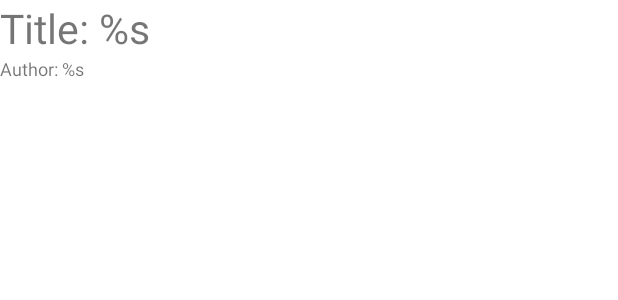
After one commit to AscentionOne/CapstoneNewsApp, an Android app: the layout article_view.xml on its own in the app's theme, with its tools: preview values and no code run, on a phone screen of 412 x 824 dp. The commit adds this screen. Shown: the top 300 px of the screen. Run offline under Robolectric (Android 15) with nearby library versions, the phone set to English and light mode, and no system bars.

Commit message:
Create article_view.xml and wrap the root view with ScrollView
1. Create a article_view.xml file and add two TextView (title and author)
2. Change the root view to LinearLayout and wrap with ScrollView
3. Upate custom function updateArticleView() to use forEach on dummyNews and update title and author with ArticleViewBinding.inflate
4. Set textSize in the ArticleView to let it scrollable

```diff
--- /dev/null
+++ b/app/src/main/res/layout/article_view.xml
@@ -0,0 +1,35 @@
+<?xml version="1.0" encoding="utf-8"?>
+<androidx.constraintlayout.widget.ConstraintLayout xmlns:android="http://schemas.android.com/apk/res/android"
+    xmlns:app="http://schemas.android.com/apk/res-auto"
+    xmlns:tools="http://schemas.android.com/tools"
+    android:layout_width="match_parent"
+    android:layout_height="match_parent">
+
+    <TextView
+        android:id="@+id/titleTextView"
+        android:layout_width="0dp"
+        android:layout_height="wrap_content"
+        android:text="@string/news_title"
+        android:textSize="27sp"
+        app:layout_constraintEnd_toEndOf="parent"
+        app:layout_constraintStart_toStartOf="parent"
+        app:layout_constraintTop_toTopOf="parent" />
+
+    <TextView
+        android:id="@+id/authorTextView"
+        android:layout_width="0dp"
+        android:layout_height="wrap_content"
+        android:text="@string/news_author"
+        android:textSize="12sp"
+        app:layout_constraintEnd_toEndOf="parent"
+        app:layout_constraintStart_toStartOf="parent"
+        app:layout_constraintTop_toBottomOf="@+id/titleTextView" />
+
+    <Space
+        android:layout_width="0dp"
+        android:layout_height="24dp"
+        app:layout_constraintEnd_toEndOf="parent"
+        app:layout_constraintStart_toStartOf="parent"
+        app:layout_constraintTop_toBottomOf="@+id/authorTextView" />
+
+</androidx.constraintlayout.widget.ConstraintLayout>
--- a/app/src/main/res/values/strings.xml
+++ b/app/src/main/res/values/strings.xml
@@ -1,5 +1,5 @@
 <resources>
     <string name="app_name">CapstoneNewsApp</string>
-    <string name="article_title">Title: %1$s, Author: %2$s, SourceName:
-        %3$s</string>
+    <string name="news_title">Title: %s</string>
+    <string name="news_author">Author: %s</string>
 </resources>
```
Also changed, not shown: app/src/main/java/com/kenchen/capstonenewsapp/MainActivity.kt (+9 -15 lines), app/src/main/res/layout/activity_main.xml (+8 -49 lines).
